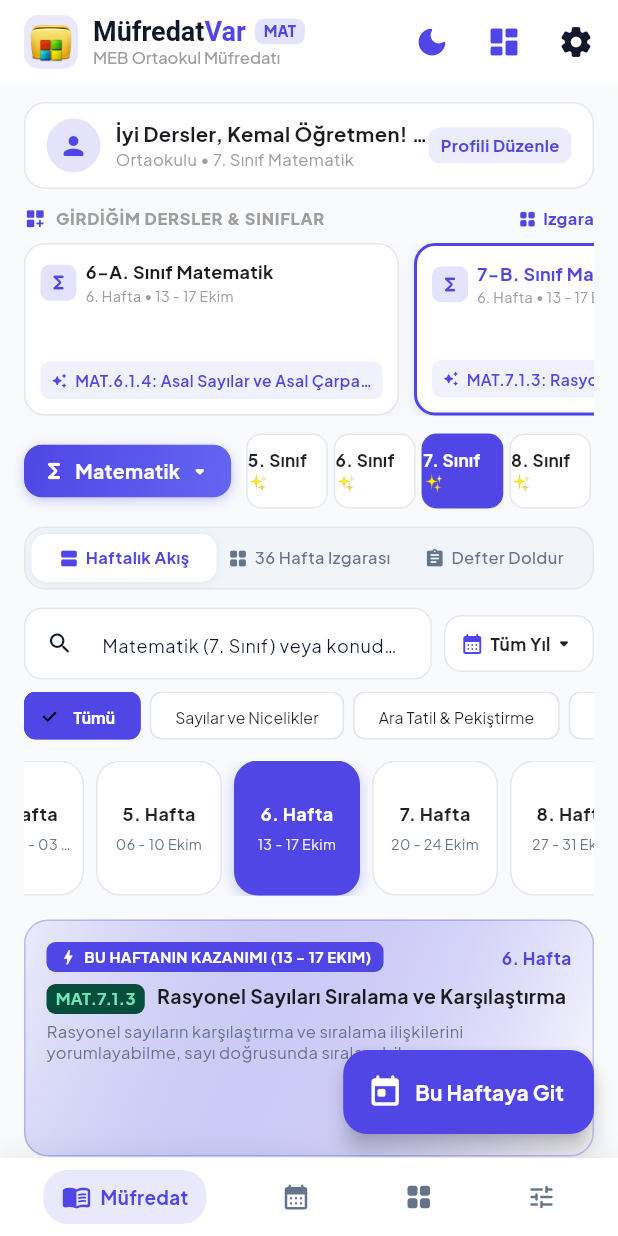
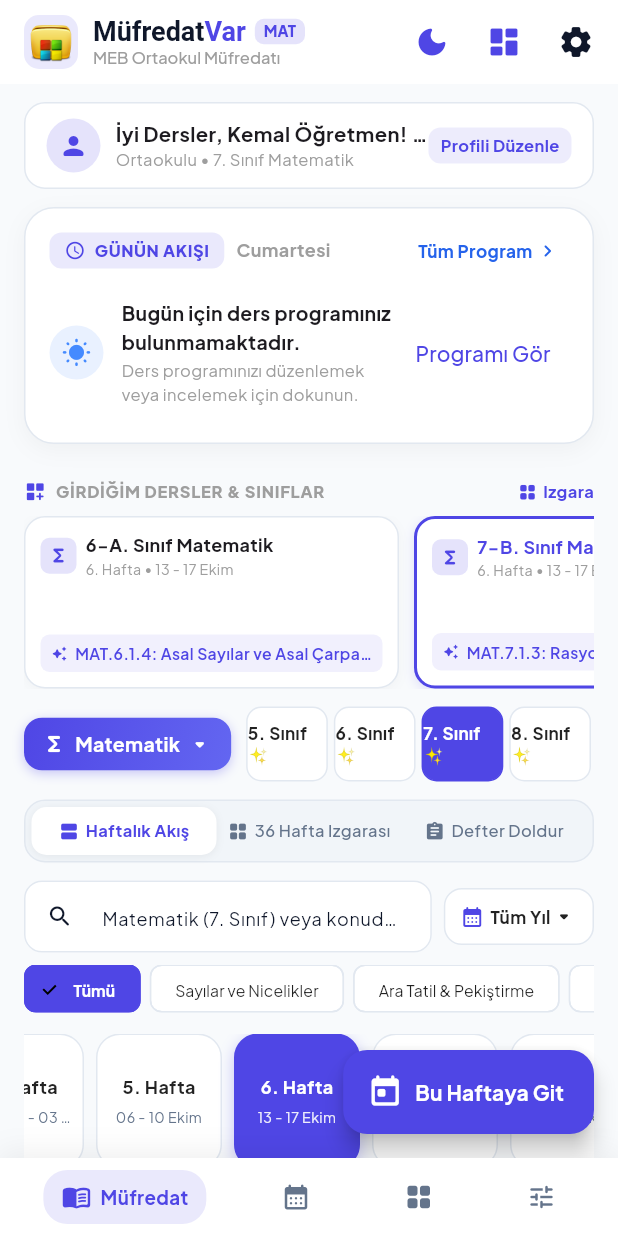
Before and after one commit to kmlsmsk/ders, a Flutter app: the screen it shows after launch, on a phone screen of 412 x 824 dp. Run offline on Flutter 3.47's test engine with Material 3 defaults, Android fonts, the phone set to English and light mode, and no system bars; our stand-ins replace google_fonts, shared_preferences; missing offline and left inert: home_widget.

Commit message:
feat: Ogretmen odakli sade UX/UI tasarimi, canli ders karti ve guncel release APK

```diff
--- a/lib/screens/home_screen.dart
+++ b/lib/screens/home_screen.dart
@@ -7,6 +7,7 @@ import '../models/teacher_assignment.dart';
 import '../services/settings_service.dart';
 import '../services/widget_sync_service.dart';
 import '../widgets/outcome_detail_sheet.dart';
+import '../widgets/today_live_schedule_card.dart';
 import '../widgets/widget_preview_card.dart';
 
 enum HomeViewMode {
@@ -20,6 +21,7 @@ class HomeScreen extends StatefulWidget {
   final bool isDarkMode;
   final VoidCallback onOpenSubjectsGrid;
   final VoidCallback onOpenSettings;
+  final VoidCallback onOpenTimetable;
 
   const HomeScreen({
     super.key,
@@ -27,6 +29,7 @@ class HomeScreen extends StatefulWidget {
     required this.isDarkMode,
     required this.onOpenSubjectsGrid,
     required this.onOpenSettings,
+    required this.onOpenTimetable,
   });
 
   @override
@@ -351,6 +354,28 @@ class HomeScreenState extends State<HomeScreen> {
                   children: [
                     // Teacher Personalization Greeting Card
                     _buildTeacherGreetingBar(settings, primaryColor, isDark),
+                    const SizedBox(height: 12),
+
+                    // Today's Live Schedule Card (Teacher Classroom Workflow)
+                    TodayLiveScheduleCard(
+                      onOpenTimetable: widget.onOpenTimetable,
+                      onSelectLessonOutcome: (subjectId, grade, targetWeek) {
+                        selectSubjectAndGrade(subjectId, grade, targetWeek);
+                      },
+                      onShowOutcomeDetail: (week, outcome, gradeTitle) {
+                        showModalBottomSheet(
+                          context: context,
+                          isScrollControlled: true,
+                          backgroundColor: Colors.transparent,
+                          builder: (context) => OutcomeDetailSheet(
+                            gradeTitle: gradeTitle,
+                            week: week,
+                            outcome: outcome,
+                          ),
+                        );
+                      },
+                      isDarkMode: isDark,
+                    ),
                     const SizedBox(height: 12),
 
                     // Teacher Assigned Classes & Carousel / Grid Dashboard
--- a/lib/screens/main_navigation_screen.dart
+++ b/lib/screens/main_navigation_screen.dart
@@ -60,6 +60,7 @@ class _MainNavigationScreenState extends State<MainNavigationScreen> {
         isDarkMode: widget.isDarkMode,
         onOpenSubjectsGrid: () => _onTabSelected(2),
         onOpenSettings: () => _onTabSelected(3),
+        onOpenTimetable: () => _onTabSelected(1),
       ),
       TimetableScreen(
         onNavigateToCurriculum: _onNavigateToCurriculumFromTimetable,
--- /dev/null
+++ b/lib/widgets/today_live_schedule_card.dart
@@ -0,0 +1,473 @@
+import 'package:flutter/material.dart';
+import 'package:flutter/services.dart';
+import '../models/lesson_entry.dart';
+import '../models/time_slot.dart';
+import '../models/curriculum_model.dart';
+import '../services/timetable_service.dart';
+import '../data/curriculum_repository.dart';
+
+class TodayLiveScheduleCard extends StatelessWidget {
+  final VoidCallback onOpenTimetable;
+  final Function(String subjectId, int grade, int? targetWeek) onSelectLessonOutcome;
+  final Function(CurriculumWeek week, LearningOutcome outcome, String gradeTitle) onShowOutcomeDetail;
+  final bool isDarkMode;
+
+  const TodayLiveScheduleCard({
+    super.key,
+    required this.onOpenTimetable,
+    required this.onSelectLessonOutcome,
+    required this.onShowOutcomeDetail,
+    required this.isDarkMode,
+  });
+
+  static const List<String> _dayNames = [
+    'Pazartesi',
+    'Salı',
+    'Çarşamba',
+    'Perşembe',
+    'Cuma',
+    'Cumartesi',
+    'Pazar',
+  ];
+
+  @override
+  Widget build(BuildContext context) {
+    final now = DateTime.now();
+    final todayWeekday = now.weekday; // 1 = Pazartesi, 7 = Pazar
+    final currentMinutes = now.hour * 60 + now.minute;
+
+    return ValueListenableBuilder<List<TimeSlot>>(
+      valueListenable: TimetableService.slotsNotifier,
+      builder: (context, slots, _) {
+        return ValueListenableBuilder<List<LessonEntry>>(
+          valueListenable: TimetableService.lessonsNotifier,
+          builder: (context, allLessons, _) {
+            // Filter today's lessons
+            final todayLessons = allLessons
+                .where((l) => l.dayOfWeek == todayWeekday)
+                .toList()
+              ..sort((a, b) => a.periodIndex.compareTo(b.periodIndex));
+
+            // Find current active lesson or next upcoming lesson
+            LessonEntry? activeLesson;
+            TimeSlot? activeSlot;
+            LessonEntry? nextLesson;
+            TimeSlot? nextSlot;
+
+            for (final slot in slots) {
+              final lesson = todayLessons
+                  .where((l) => l.periodIndex == slot.periodIndex)
+                  .firstOrNull;
+
+              if (currentMinutes >= slot.startMinutesSinceMidnight &&
+                  currentMinutes <= slot.endMinutesSinceMidnight) {
+                activeLesson = lesson;
+                activeSlot = slot;
+                break;
+              } else if (currentMinutes < slot.startMinutesSinceMidnight) {
+                if (lesson != null && nextLesson == null) {
+                  nextLesson = lesson;
+                  nextSlot = slot;
+                }
+              }
+            }
+
+            return Container(
+              margin: const EdgeInsets.only(bottom: 12),
+              decoration: BoxDecoration(
+                color: isDarkMode ? const Color(0xFF1E293B) : Colors.white,
+                borderRadius: BorderRadius.circular(20),
+                border: Border.all(
+                  color: activeLesson != null
+                      ? const Color(0xFF059669)
+                      : (isDarkMode ? const Color(0xFF334155) : const Color(0xFFE2E8F0)),
+                  width: activeLesson != null ? 1.8 : 1,
+                ),
+                boxShadow: [
+                  BoxShadow(
+                    color: activeLesson != null
+                        ? const Color(0xFF059669).withValues(alpha: 0.12)
+                        : Colors.black.withValues(alpha: 0.04),
+                    blurRadius: 12,
+                    offset: const Offset(0, 4),
+                  ),
+                ],
+              ),
+              child: Padding(
+                padding: const EdgeInsets.all(16),
+                child: Column(
+                  crossAxisAlignment: CrossAxisAlignment.start,
+                  children: [
+                    // Top Bar: Day & Time + Status Tag + Timetable Button
+                    Row(
+                      children: [
+                        Container(
+                          padding: const EdgeInsets.symmetric(horizontal: 10, vertical: 4),
+                          decoration: BoxDecoration(
+                            color: activeLesson != null
+                                ? const Color(0xFF059669).withValues(alpha: 0.15)
+                                : const Color(0xFF4F46E5).withValues(alpha: 0.12),
+                            borderRadius: BorderRadius.circular(8),
+                          ),
+                          child: Row(
+                            mainAxisSize: MainAxisSize.min,
+                            children: [
+                              Icon(
+                                activeLesson != null
+                                    ? Icons.play_circle_filled_rounded
+                                    : Icons.schedule_rounded,
+                                size: 14,
+                                color: activeLesson != null
+                                    ? const Color(0xFF059669)
+                                    : const Color(0xFF4F46E5),
+                              ),
+                              const SizedBox(width: 6),
+                              Text(
+                                activeLesson != null
+                                    ? 'ŞU ANKİ DERS'
+                                    : (nextLesson != null ? 'SIRADAKİ DERS' : 'GÜNÜN AKIŞI'),
+                                style: TextStyle(
+                                  fontSize: 11,
+                                  fontWeight: FontWeight.w800,
+                                  color: activeLesson != null
+                                      ? const Color(0xFF059669)
+                                      : const Color(0xFF4F46E5),
+                                  letterSpacing: 0.4,
+                                ),
+                              ),
+                            ],
+                          ),
+                        ),
+                        const SizedBox(width: 8),
+                        Text(
+                          '${_dayNames[todayWeekday - 1]}',
+                          style: const TextStyle(fontSize: 12, fontWeight: FontWeight.bold, color: Colors.grey),
+                        ),
+                        const Spacer(),
+                        InkWell(
+                          onTap: onOpenTimetable,
+                          borderRadius: BorderRadius.circular(8),
+                          child: Padding(
+                            padding: const EdgeInsets.symmetric(horizontal: 6, vertical: 4),
+                            child: Row(
+                              children: [
+                                Text(
+                                  'Tüm Program',
+                                  style: TextStyle(
+                                    fontSize: 11.5,
+                                    fontWeight: FontWeight.bold,
+                                    color: isDarkMode ? const Color(0xFF93C5FD) : const Color(0xFF2563EB),
+                                  ),
+                                ),
+                                const SizedBox(width: 2),
+                                Icon(
+                                  Icons.chevron_right_rounded,
+                                  size: 16,
+                                  color: isDarkMode ? const Color(0xFF93C5FD) : const Color(0xFF2563EB),
+                                ),
+                              ],
+                            ),
+                          ),
+                        ),
+                      ],
+                    ),
+                    const SizedBox(height: 12),
+
+                    // Main Lesson Content
+                    if (activeLesson != null && activeSlot != null)
+                      _buildActiveLessonContent(context, activeLesson, activeSlot)
+                    else if (nextLesson != null && nextSlot != null)
+                      _buildNextLessonContent(context, nextLesson, nextSlot)
+                    else
+                      _buildNoActiveLessonContent(context, todayLessons),
+                  ],
+                ),
+              ),
+            );
+          },
+        );
+      },
+    );
+  }
+
+  Widget _buildActiveLessonContent(BuildContext context, LessonEntry lesson, TimeSlot slot) {
+    final subject = CurriculumRepository.getSubject(lesson.subjectId);
+    final gradeCurriculum = subject.getGrade(lesson.grade);
+    final currentWeek = gradeCurriculum.getCurrentWeek();
+    final currentOutcome = currentWeek.outcomes.isNotEmpty ? currentWeek.outcomes.first : null;
+
+    return Column(
+      crossAxisAlignment: CrossAxisAlignment.start,
+      children: [
+        // Sınıf, Ders ve Konum Bilgisi
+        Row(
+          children: [
+            Container(
+              padding: const EdgeInsets.all(10),
+              decoration: BoxDecoration(
+                color: lesson.color.withValues(alpha: 0.15),
+                borderRadius: BorderRadius.circular(12),
+              ),
+              child: Icon(subject.icon, color: lesson.color, size: 22),
+            ),
+            const SizedBox(width: 12),
+            Expanded(
+              child: Column(
+                crossAxisAlignment: CrossAxisAlignment.start,
+                children: [
+                  Row(
+                    children: [
+                      Container(
+                        padding: const EdgeInsets.symmetric(horizontal: 7, vertical: 2),
+                        decoration: BoxDecoration(
+                          color: lesson.color,
+                          borderRadius: BorderRadius.circular(6),
+                        ),
+                        child: Text(
+                          lesson.className.isNotEmpty ? lesson.className : '${lesson.grade}. Sınıf',
+                          style: const TextStyle(
+                            color: Colors.white,
+                            fontSize: 11,
+                            fontWeight: FontWeight.bold,
+                          ),
+                        ),
+                      ),
+                      const SizedBox(width: 8),
+                      Text(
+                        '${slot.label} • ${slot.startTime} - ${slot.endTime}',
+                        style: const TextStyle(fontSize: 12, fontWeight: FontWeight.w600, color: Colors.grey),
+                      ),
+                      if (lesson.classroom.isNotEmpty) ...[
+                        const SizedBox(width: 6),
+                        Text(
+                          '• ${lesson.classroom}',
+                          style: const TextStyle(fontSize: 12, color: Colors.grey),
+                        ),
+                      ],
+                    ],
+                  ),
+                  const SizedBox(height: 3),
+                  Text(
+                    lesson.subject,
+                    style: const TextStyle(fontSize: 16, fontWeight: FontWeight.bold),
+                  ),
+                ],
+              ),
+            ),
+          ],
+        ),
+        const SizedBox(height: 12),
+
+        // Sınıfta İşlenecek Bu Haftanın Kazanımı (Öğretmen için en kritik bilgi)
+        if (currentOutcome != null) ...[
+          Container(
+            padding: const EdgeInsets.all(12),
+            decoration: BoxDecoration(
+              color: isDarkMode ? const Color(0xFF0F172A) : const Color(0xFFF8FAFC),
+              borderRadius: BorderRadius.circular(14),
+              border: Border.all(
+                color: isDarkMode ? const Color(0xFF334155) : const Color(0xFFE2E8F0),
+              ),
+            ),
+            child: Column(
+              crossAxisAlignment: CrossAxisAlignment.start,
+              children: [
+                Row(
+                  children: [
+                    Container(
+                      padding: const EdgeInsets.symmetric(horizontal: 6, vertical: 2),
+                      decoration: BoxDecoration(
+                        color: lesson.color.withValues(alpha: 0.15),
+                        borderRadius: BorderRadius.circular(6),
+                      ),
+                      child: Text(
+                        currentOutcome.code,
+                        style: TextStyle(
+                          color: lesson.color,
+                          fontWeight: FontWeight.bold,
+                          fontSize: 11,
+                        ),
+                      ),
+                    ),
+                    const SizedBox(width: 8),
+                    Expanded(
+                      child: Text(
+                        currentOutcome.title,
+                        style: const TextStyle(
+                          fontSize: 13,
+                          fontWeight: FontWeight.bold,
+                        ),
+                        maxLines: 1,
+                        overflow: TextOverflow.ellipsis,
+                      ),
+                    ),
+                  ],
+                ),
+                const SizedBox(height: 6),
+                Text(
+                  currentOutcome.description,
+                  style: TextStyle(
+                    fontSize: 11.5,
+                    color: isDarkMode ? const Color(0xFFCBD5E1) : const Color(0xFF475569),
+                  ),
+                  maxLines: 2,
+                  overflow: TextOverflow.ellipsis,
+                ),
+              ],
+            ),
+          ),
+          const SizedBox(height: 10),
+
+          // Hızlı Butonlar: Deftere Kopyala & Kazanım Detayları
+          Row(
+            children: [
+              Expanded(
+                child: OutlinedButton.icon(
+                  style: OutlinedButton.styleFrom(
+                    padding: const EdgeInsets.symmetric(vertical: 8),
+                    shape: RoundedRectangleBorder(borderRadius: BorderRadius.circular(10)),
+                  ),
+                  icon: const Icon(Icons.copy_rounded, size: 15),
+                  label: const Text('Deftere Kopyala', style: TextStyle(fontSize: 12, fontWeight: FontWeight.bold)),
+                  onPressed: () {
+                    final text = '${currentWeek.dateRange} | ${lesson.className} ${lesson.subject} | ${currentOutcome.code} - ${currentOutcome.title}';
+                    Clipboard.setData(ClipboardData(text: text));
+                    HapticFeedback.mediumImpact();
+                    ScaffoldMessenger.of(context).showSnackBar(
+                      const SnackBar(
+                        content: Text('Sınıf defteri metni panoya kopyalandı!'),
+                        backgroundColor: Color(0xFF059669),
+                        behavior: SnackBarBehavior.floating,
+                        duration: Duration(seconds: 2),
+                      ),
+                    );
+                  },
+                ),
+              ),
+              const SizedBox(width: 8),
+              Expanded(
+                child: FilledButton.icon(
+                  style: FilledButton.styleFrom(
+                    backgroundColor: lesson.color,
+                    padding: const EdgeInsets.symmetric(vertical: 8),
+                    shape: RoundedRectangleBorder(borderRadius: BorderRadius.circular(10)),
+                  ),
+                  icon: const Icon(Icons.auto_stories_rounded, size: 15),
+                  label: const Text('Kazanımı İncele', style: TextStyle(fontSize: 12, fontWeight: FontWeight.bold)),
+                  onPressed: () {
+                    onSelectLessonOutcome(lesson.subjectId, lesson.grade, currentWeek.weekNumber);
+                    onShowOutcomeDetail(
+                      currentWeek,
+                      currentOutcome,
+                      '${gradeCurriculum.title} ${subject.name}',
+                    );
+                  },
+                ),
+              ),
+            ],
+          ),
+        ],
+      ],
+    );
+  }
+
+  Widget _buildNextLessonContent(BuildContext context, LessonEntry lesson, TimeSlot slot) {
+    final subject = CurriculumRepository.getSubject(lesson.subjectId);
+    final gradeCurriculum = subject.getGrade(lesson.grade);
+    final currentWeek = gradeCurriculum.getCurrentWeek();
+    final currentOutcome = currentWeek.outcomes.isNotEmpty ? currentWeek.outcomes.first : null;
+
+    return InkWell(
+      onTap: () => onSelectLessonOutcome(lesson.subjectId, lesson.grade, currentWeek.weekNumber),
+      borderRadius: BorderRadius.circular(12),
+      child: Container(
+        padding: const EdgeInsets.all(12),
+        decoration: BoxDecoration(
+          color: isDarkMode ? const Color(0xFF0F172A) : const Color(0xFFF8FAFC),
+          borderRadius: BorderRadius.circular(14),
+          border: Border.all(
+            color: isDarkMode ? const Color(0xFF334155) : const Color(0xFFE2E8F0),
+          ),
+        ),
+        child: Row(
+          children: [
+            Container(
+              padding: const EdgeInsets.all(8),
+              decoration: BoxDecoration(
+                color: lesson.color.withValues(alpha: 0.15),
+                borderRadius: BorderRadius.circular(10),
+              ),
+              child: Icon(subject.icon, color: lesson.color, size: 20),
+            ),
+            const SizedBox(width: 12),
+            Expanded(
+              child: Column(
+                crossAxisAlignment: CrossAxisAlignment.start,
+                children: [
+                  Text(
+                    '${slot.label} (${slot.startTime}) • ${lesson.className} ${lesson.subject}',
+                    style: const TextStyle(fontWeight: FontWeight.bold, fontSize: 13),
+                  ),
+                  const SizedBox(height: 2),
+                  Text(
+                    currentOutcome != null
+                        ? '${currentOutcome.code}: ${currentOutcome.title}'
+                        : 'Bu haftaki konu planı',
+                    style: TextStyle(
+                      fontSize: 11.5,
+                      color: isDarkMode ? const Color(0xFF94A3B8) : const Color(0xFF64748B),
+                    ),
+                    maxLines: 1,
+                    overflow: TextOverflow.ellipsis,
+                  ),
+                ],
+              ),
+            ),
+            Icon(Icons.arrow_forward_ios_rounded, size: 14, color: lesson.color),
+          ],
+        ),
+      ),
+    );
+  }
+
+  Widget _buildNoActiveLessonContent(BuildContext context, List<LessonEntry> todayLessons) {
+    return Container(
+      padding: const EdgeInsets.symmetric(vertical: 8),
+      child: Row(
+        children: [
+          Container(
+            padding: const EdgeInsets.all(8),
+            decoration: BoxDecoration(
+              color: Colors.blueAccent.withValues(alpha: 0.12),
+              shape: BoxShape.circle,
+            ),
+            child: const Icon(Icons.wb_sunny_rounded, color: Colors.blueAccent, size: 20),
+          ),
+          const SizedBox(width: 12),
+          Expanded(
+            child: Column(
+              crossAxisAlignment: CrossAxisAlignment.start,
+              children: [
+                Text(
+                  todayLessons.isNotEmpty
+                      ? 'Bugün toplam ${todayLessons.length} dersiniz planlanmıştır.'
+                      : 'Bugün için ders programınız bulunmamaktadır.',
+                  style: const TextStyle(fontSize: 13, fontWeight: FontWeight.bold),
+                ),
+                const SizedBox(height: 2),
+                const Text(
+                  'Ders programınızı düzenlemek veya incelemek için dokunun.',
+                  style: TextStyle(fontSize: 11, color: Colors.grey),
+                ),
+              ],
+            ),
+          ),
+          TextButton(
+            onPressed: onOpenTimetable,
+            child: const Text('Programı Gör'),
+          ),
+        ],
+      ),
+    );
+  }
+}
```
Also changed, not shown: 4 other files.
